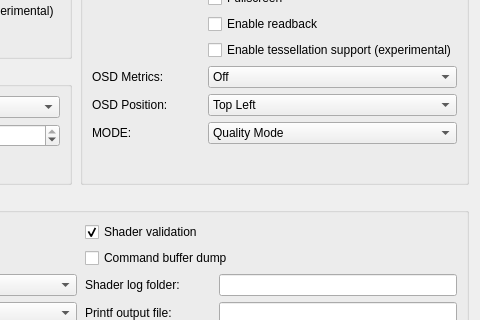
Above: src/launcher/forms/configuration_edit_dialog.ui from Xx-LiDAF-xX/KytyPS5 before the change; both pictures show x 287 to 767 and y 193 to 513 of the 767 by 714 pixel window. Below: the same form after it.
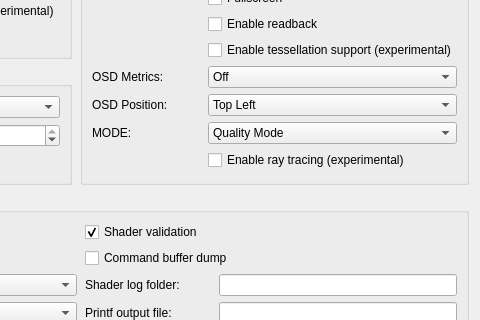
That is the form after the change. Custom widgets are drawn as their Qt base class.

```diff
--- a/src/launcher/forms/configuration_edit_dialog.ui
+++ b/src/launcher/forms/configuration_edit_dialog.ui
@@ -234,6 +234,12 @@
          </widget>
         </item>
 
+        <item row="11" column="1">
+         <widget class="QCheckBox" name="checkBox_ray_tracing">
+          <property name="toolTip"><string>Enable the ray tracing rendering path on the next game launch. Game patches that disable ray tracing must also be disabled.</string></property>
+          <property name="text"><string>Enable ray tracing (experimental)</string></property>
+         </widget>
+        </item>
        </layout>
       </widget>
      </item>
```
